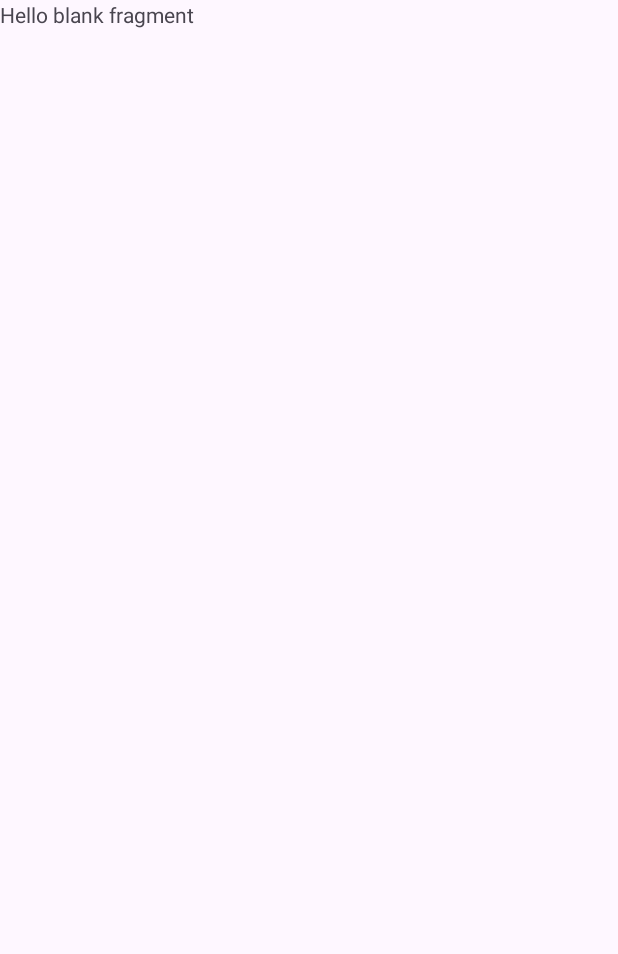
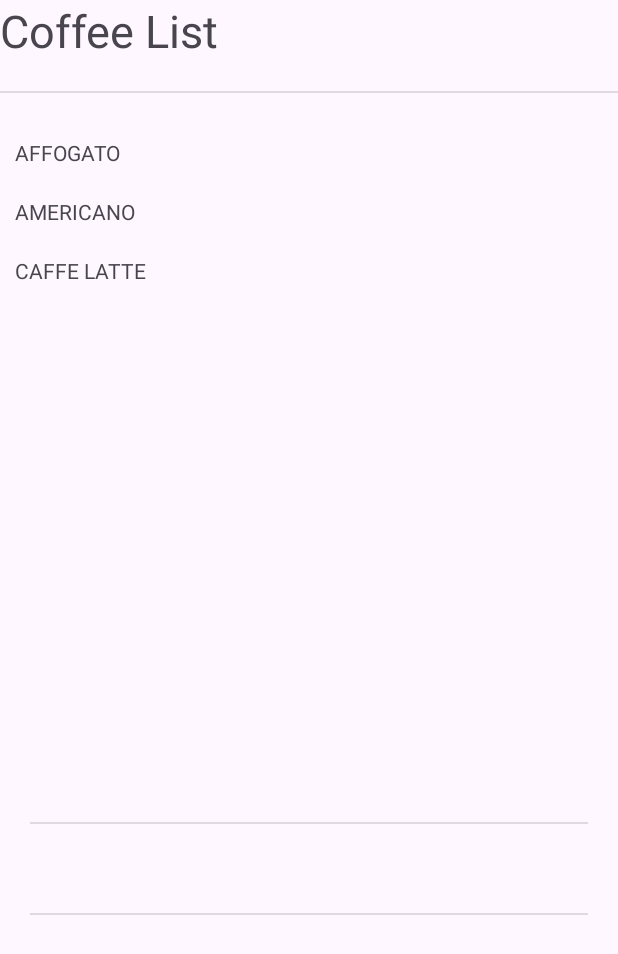
Before and after one commit to DikaraBintang/LAB_WEEK_03, an Android app: the screen it shows after launch (MainActivity), on a phone screen of 412 x 824 dp. Before the commit the part shown is almost empty. Shown: the top 954 px of the screen. Run offline under Robolectric (Android 15) with nearby library versions, the phone set to English and light mode, and no system bars.

Commit message:
Commit No. 2 – add coffee list & detail fragment

```diff
--- /dev/null
+++ b/app/src/main/java/com/example/lab_week_03/ListFragment.kt
@@ -0,0 +1,87 @@
+package com.example.lab_week_03
+
+import android.os.Bundle
+import androidx.fragment.app.Fragment
+import android.view.LayoutInflater
+import android.view.View
+import android.view.ViewGroup
+import android.content.Context
+
+// TODO: Rename parameter arguments, choose names that match
+// the fragment initialization parameters, e.g. ARG_ITEM_NUMBER
+private const val ARG_PARAM1 = "param1"
+private const val ARG_PARAM2 = "param2"
+
+/**
+ * A simple [Fragment] subclass.
+ * Use the [ListFragment.newInstance] factory method to
+ * create an instance of this fragment.
+ */
+class ListFragment : Fragment(), View.OnClickListener{
+    private var param1: String? = null
+    private var param2: String? = null
+    private lateinit var coffeeListener: CoffeeListener;
+    override fun onAttach(context: Context) {
+        super.onAttach(context)
+        if(context is CoffeeListener){
+            coffeeListener = context
+        }
+        else{
+            throw RuntimeException("Must implement CoffeeListener")
+        }
+    }
+
+    override fun onCreate(savedInstanceState: Bundle?) {
+        super.onCreate(savedInstanceState)
+        arguments?.let {
+            param1 = it.getString(ARG_PARAM1)
+            param2 = it.getString(ARG_PARAM2)
+        }
+    }
+
+    override fun onCreateView(
+        inflater: LayoutInflater, container: ViewGroup?,
+        savedInstanceState: Bundle?
+    ): View? {
+        // Inflate the layout for this fragment
+        return inflater.inflate(R.layout.fragment_list, container, false)
+    }
+    override fun onViewCreated(view: View, savedInstanceState: Bundle?) {
+        super.onViewCreated(view, savedInstanceState)
+        val coffeeList = listOf<View>(
+            view.findViewById(R.id.affogato),
+            view.findViewById(R.id.americano),
+            view.findViewById(R.id.latte)
+        )
+        coffeeList.forEach{
+            it.setOnClickListener(this)
+        }
+    }
+    override fun onClick(v: View?) {
+        v?.let{
+                coffee -> coffeeListener.onSelected(coffee.id)
+        }
+    }
+
+    companion object {
+        /**
+         * Use this factory method to create a new instance of
+         * this fragment using the provided parameters.
+         *
+         * @param param1 Parameter 1.
+         * @param param2 Parameter 2.
+         * @return A new instance of fragment ListFragment.
+         */
+        // TODO: Rename and change types and number of parameters
+        @JvmStatic
+        fun newInstance(param1: String, param2: String) =
+            ListFragment().apply {
+                arguments = Bundle().apply {
+                    putString(ARG_PARAM1, param1)
+                    putString(ARG_PARAM2, param2)
+                }
+            }
+    }
+
+
+}
--- a/app/src/main/java/com/example/lab_week_03/MainActivity.kt
+++ b/app/src/main/java/com/example/lab_week_03/MainActivity.kt
@@ -8,7 +8,11 @@ import androidx.appcompat.app.AppCompatActivity
 import androidx.core.view.ViewCompat
 import androidx.core.view.WindowInsetsCompat
 
-class MainActivity : AppCompatActivity() {
+interface CoffeeListener {
+    fun onSelected(id: Int)
+}
+
+class MainActivity :AppCompatActivity(), CoffeeListener{
     override fun onCreate(savedInstanceState: Bundle?) {
         super.onCreate(savedInstanceState)
         enableEdgeToEdge()
@@ -20,29 +24,11 @@ class MainActivity : AppCompatActivity() {
                 systemBars.bottom)
             insets
         }
-        Log.d(TAG, "onCreate")
     }
-    override fun onStart() {
-        super.onStart()
-        Log.d(TAG, "onStart")
-    }
-    override fun onResume() {
-        super.onResume()
-        Log.d(TAG, "onResume")
-    }
-    override fun onPause() {
-        super.onPause()
-        Log.d(TAG, "onPause")
-    }
-    override fun onStop() {
-        super.onStop()
-        Log.d(TAG, "onStop")
-    }
-    override fun onDestroy() {
-        super.onDestroy()
-        Log.d(TAG, "onDestroy")
-    }
-    companion object {
-        private const val TAG = "MainActivity"
+    override fun onSelected(id: Int){
+        val detailFragment = supportFragmentManager
+            .findFragmentById(R.id.fragment_detail)
+                as DetailFragment
+        detailFragment.setCoffeeData(id)
     }
 }
--- a/app/src/main/res/layout/activity_main.xml
+++ b/app/src/main/res/layout/activity_main.xml
@@ -1,17 +1,28 @@
 <?xml version="1.0" encoding="utf-8"?>
-<androidx.constraintlayout.widget.ConstraintLayout xmlns:android="http://schemas.android.com/apk/res/android"
-
+<LinearLayout
+    xmlns:android="http://schemas.android.com/apk/res/android"
+    xmlns:app="http://schemas.android.com/apk/res-auto"
     xmlns:tools="http://schemas.android.com/tools"
     android:id="@+id/main"
     android:layout_width="match_parent"
     android:layout_height="match_parent"
+    android:orientation="vertical"
     tools:context=".MainActivity">
-
     <androidx.fragment.app.FragmentContainerView
-        android:id="@+id/main_fragment"
-        android:name="com.example.lab_week_03.MainFragment"
+        android:id="@+id/fragment_list"
+        android:name="com.example.lab_week_03.ListFragment"
         android:layout_width="match_parent"
-        android:layout_height="match_parent"
-        tools:layout="@layout/fragment_main"/>
-
-</androidx.constraintlayout.widget.ConstraintLayout>
+        android:layout_height="0dp"
+        android:layout_weight="2" />
+    <View
+        android:layout_width="match_parent"
+        android:layout_height="1dp"
+        android:layout_marginHorizontal="20dp"
+        android:background="?android:attr/dividerVertical" />
+    <androidx.fragment.app.FragmentContainerView
+        android:id="@+id/fragment_detail"
+        android:name="com.example.lab_week_03.DetailFragment"
+        android:layout_width="match_parent"
+        android:layout_height="0dp"
+        android:layout_weight="1" />
+</LinearLayout>
--- /dev/null
+++ b/app/src/main/res/layout/fragment_detail.xml
@@ -0,0 +1,28 @@
+<?xml version="1.0" encoding="utf-8"?>
+<LinearLayout
+    xmlns:android="http://schemas.android.com/apk/res/android"
+    xmlns:tools="http://schemas.android.com/tools"
+    android:layout_width="match_parent"
+    android:layout_height="match_parent"
+    android:orientation="vertical"
+    android:padding="20dp"
+    tools:context=".DetailFragment">
+    <TextView
+        android:id="@+id/coffee_title"
+        android:layout_width="match_parent"
+        android:layout_height="wrap_content"
+        android:gravity="center"
+        android:textStyle="bold"
+        tools:text="@string/affogato_title"/>
+    <View
+        android:layout_width="match_parent"
+        android:layout_height="1dp"
+        android:layout_marginVertical="20dp"
+        android:background="?android:attr/dividerVertical" />
+    <TextView
+        android:id="@+id/coffee_desc"
+        android:layout_width="match_parent"
+        android:layout_height="wrap_content"
+        android:gravity="center"
+        tools:text="@string/affogato_desc" />
+</LinearLayout>
--- /dev/null
+++ b/app/src/main/res/layout/fragment_list.xml
@@ -0,0 +1,42 @@
+<?xml version="1.0" encoding="utf-8"?>
+<ScrollView xmlns:android="http://schemas.android.com/apk/res/android"
+    xmlns:tools="http://schemas.android.com/tools"
+    android:layout_width="match_parent"
+    android:layout_height="match_parent"
+    tools:context=".ListFragment">
+
+    <!-- TODO: Update blank fragment layout -->
+    <LinearLayout
+        android:layout_width="match_parent"
+        android:layout_height="wrap_content"
+        android:orientation="vertical">
+    <TextView
+        android:layout_width="match_parent"
+        android:layout_height="wrap_content"
+        android:textSize="30sp"
+        android:text="@string/coffee_list"/>
+    <View
+        android:layout_width="match_parent"
+        android:layout_height="1dp"
+        android:layout_marginVertical="20dp"
+        android:background="?android:attr/dividerVertical" />
+    <TextView
+        android:id="@+id/affogato"
+        android:layout_width="match_parent"
+        android:layout_height="wrap_content"
+        android:padding="10dp"
+        android:text="@string/affogato_title"/>
+        <TextView
+            android:id="@+id/americano"
+            android:layout_width="match_parent"
+            android:layout_height="wrap_content"
+            android:padding="10dp"
+            android:text="@string/americano_title"/>
+        <TextView
+            android:id="@+id/latte"
+            android:layout_width="match_parent"
+            android:layout_height="wrap_content"
+            android:padding="10dp"
+            android:text="@string/latte_title"/>
+    </LinearLayout>
+</ScrollView>
--- a/app/src/main/res/layout/fragment_main.xml
+++ /dev/null
@@ -1,14 +0,0 @@
-<?xml version="1.0" encoding="utf-8"?>
-<FrameLayout xmlns:android="http://schemas.android.com/apk/res/android"
-    xmlns:tools="http://schemas.android.com/tools"
-    android:layout_width="match_parent"
-    android:layout_height="match_parent"
-    tools:context=".MainFragment">
-
-    <!-- TODO: Update blank fragment layout -->
-    <TextView
-        android:layout_width="match_parent"
-        android:layout_height="match_parent"
-        android:text="@string/hello_blank_fragment" />
-
-</FrameLayout>
--- a/app/src/main/res/values/strings.xml
+++ b/app/src/main/res/values/strings.xml
@@ -1,5 +1,16 @@
 <resources>
     <string name="app_name">LAB_WEEK_03</string>
-    <!-- TODO: Remove or change this placeholder text -->
-    <string name="hello_blank_fragment">Hello blank fragment</string>
+    <string name="affogato_title">AFFOGATO</string>
+    <string name="affogato_desc">Espresso poured on a vanilla ice cream. Served in a
+    cappuccino cup.</string>
+    <string name="americano_title">AMERICANO</string>
+    <string name="americano_desc">Espresso with added hot water (100-150 ml). Often
+    served in a cappuccino cup. (The espresso is added into the hot water rather than
+    all the water being flowed through the coffee that would lead to over
+    extraction.)</string>
+    <string name="latte_title">CAFFE LATTE</string>
+    <string name="latte_desc">A tall, mild \'milk coffee\' (about 150-300 ml). An
+    espresso with steamed milk and only a little milk foam poured over it. Serve in a
+    latte glass or a coffee cup. Flavored syrup can be added.</string>
+    <string name="coffee_list">Coffee List</string>
 </resources>
```
Also changed, not shown: app/src/main/java/com/example/lab_week_03/DetailFragment.kt (renamed from app/src/main/java/com/example/lab_week_03/MainFragment.kt, +27 -40 lines).
